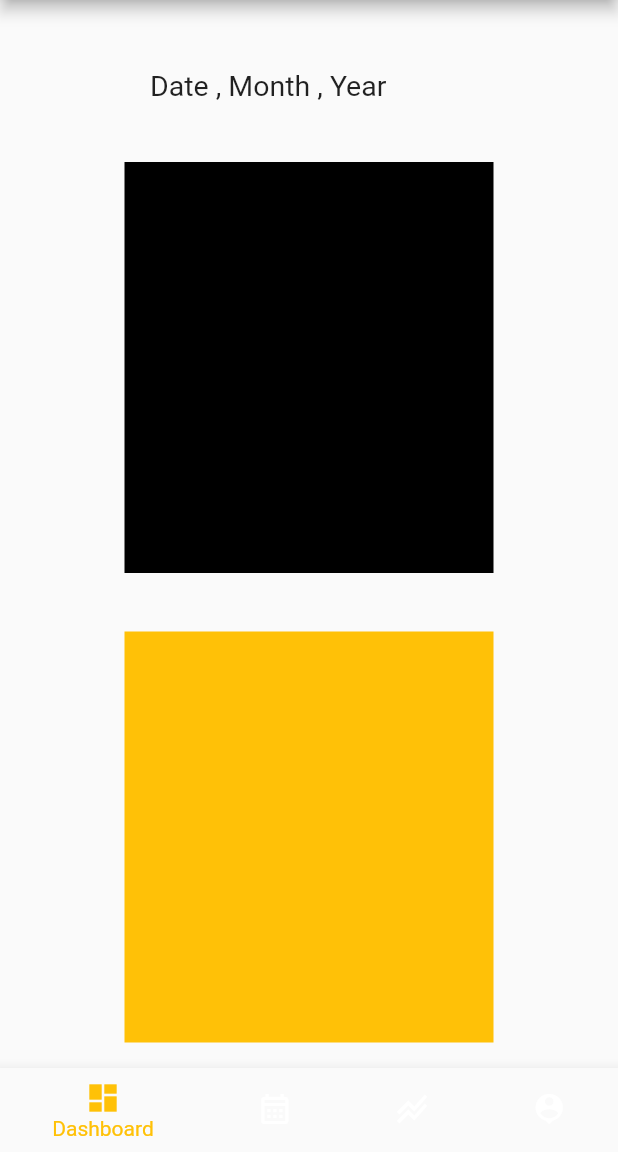
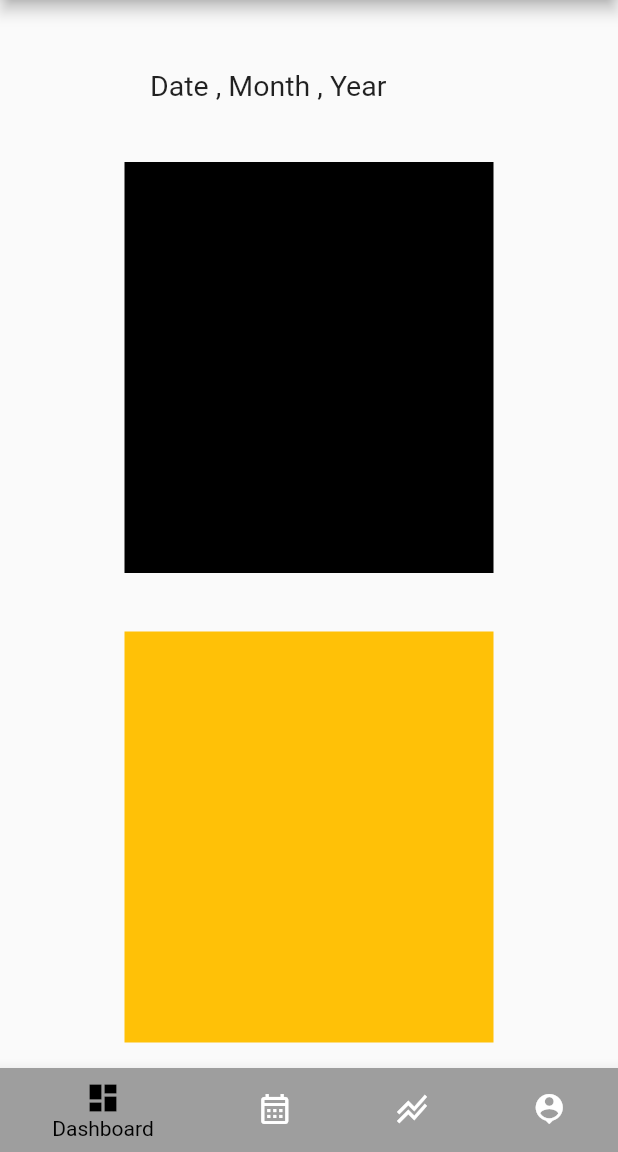
Before and after one commit to MLearn-org/MLearn, a Flutter app: the screen it shows after launch, on a phone screen of 412 x 824 dp, the part 84-1236 px from its top. Run offline on Flutter 3.47's test engine with Material 2 defaults, Android fonts, the light colour scheme and no system bars; our stand-ins replace table_calendar.

Commit message:
some changes

```diff
--- a/lib/Dashboards/main_dashboard.dart
+++ b/lib/Dashboards/main_dashboard.dart
@@ -34,13 +34,21 @@ class _MainDashboardState extends State<MainDashboard> {
       bottomNavigationBar: BottomNavigationBar(
         items: const [
           BottomNavigationBarItem(
-              icon: Icon(Icons.dashboard), label: "Dashboard"),
+              icon: Icon(Icons.dashboard),
+              label: "Dashboard",
+              backgroundColor: Colors.grey),
           BottomNavigationBarItem(
-              icon: Icon(Icons.calendar_month_outlined), label: "Calendar"),
+              icon: Icon(Icons.calendar_month_outlined),
+              label: "Calendar",
+              backgroundColor: Colors.grey),
           BottomNavigationBarItem(
-              icon: Icon(Icons.stacked_line_chart_sharp), label: "Stacked"),
+              icon: Icon(Icons.stacked_line_chart_sharp),
+              label: "Stacked",
+              backgroundColor: Colors.grey),
           BottomNavigationBarItem(
-              icon: Icon(Icons.person_pin), label: "profile"),
+              icon: Icon(Icons.person_pin),
+              label: "profile",
+              backgroundColor: Colors.grey),
         ],
         onTap: (int index) {
           setState(() {
@@ -48,8 +56,7 @@ class _MainDashboardState extends State<MainDashboard> {
           });
         },
         currentIndex: _currentindex,
-        selectedItemColor: Colors.amber,
-        backgroundColor: Colors.grey,
+        selectedItemColor: Colors.black,
       ),
     );
   }
--- a/lib/main.dart
+++ b/lib/main.dart
@@ -17,6 +17,7 @@ class MyApp extends StatelessWidget {
   Widget build(BuildContext context) {
     return MaterialApp(
       title: 'MLearn',
+      debugShowCheckedModeBanner: false,
       theme: ThemeData(
         primarySwatch: Colors.blue,
       ),
```
